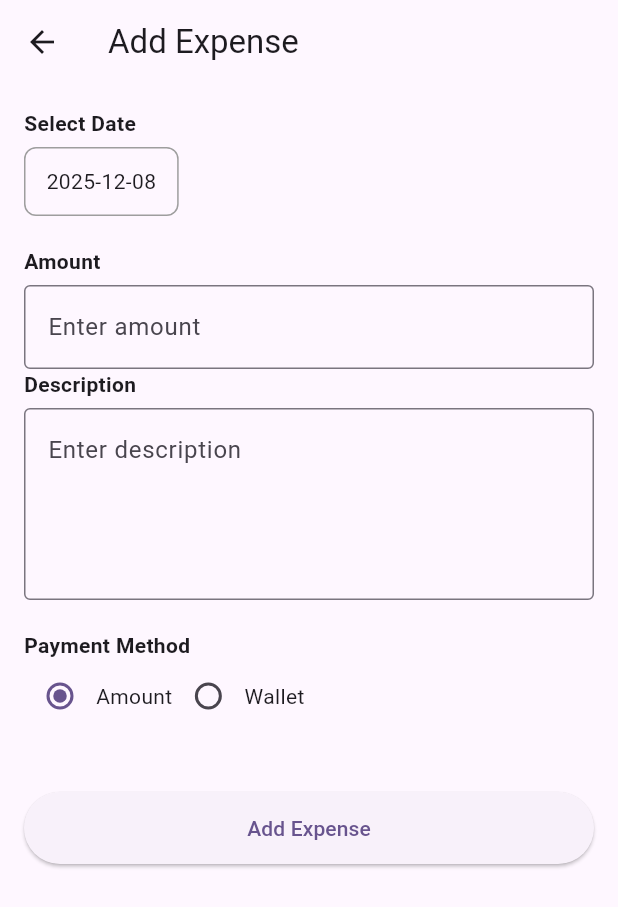
After one commit to antonykj623/klj_staff, a Flutter app: the HomeScreen screen opened directly, after a tap on "Expense", on a phone screen of 412 x 824 dp. The commit adds this screen. Shown: the top 907 px of the screen. Run offline on Flutter 3.47's test engine with Material 3 defaults, Android fonts, the phone set to English and light mode, and no system bars; our stand-ins replace bloc, flutter_bloc, qr_flutter, shared_preferences; accounts and stored records are empty; network calls fail.

Commit message:
commited by antony

```diff
--- a/lib/blocs/expense/expense_event.dart
+++ b/lib/blocs/expense/expense_event.dart
@@ -12,3 +12,23 @@ class FetchAllExpense extends ExpenseEvent{
   FetchAllExpense(this.startdate, this.enddate);
 
 }
+
+class FetchQR extends ExpenseEvent{
+
+
+
+  FetchQR();
+
+}
+
+
+
+class AddExpense extends ExpenseEvent{
+
+  final String amount;
+  final String entered_date;
+  String description;
+
+  AddExpense(this.amount, this.entered_date,this.description);
+
+}
--- a/lib/blocs/expense/expense_state.dart
+++ b/lib/blocs/expense/expense_state.dart
@@ -24,3 +24,58 @@ final class ExpenseReportFailed extends ExpenseState {
   ExpenseReportFailed(this.message);
 
 }
+
+
+
+final class QRSuccess extends ExpenseState {
+
+  QrEntity qrEntity;
+
+  QRSuccess(this.qrEntity);
+
+}
+
+final class QRLoading extends ExpenseState {
+
+  String message;
+
+  QRLoading(this.message);
+
+}
+
+
+final class QRFailed extends ExpenseState {
+
+  String message;
+
+  QRFailed(this.message);
+
+}
+
+
+
+
+final class AddExpenseSuccess extends ExpenseState {
+
+String message;
+
+  AddExpenseSuccess(this.message);
+
+}
+
+final class AddExpenseLoading extends ExpenseState {
+
+  String message;
+
+  AddExpenseLoading(this.message);
+
+}
+
+
+final class AddExpenseFailed extends ExpenseState {
+
+  String message;
+
+  AddExpenseFailed(this.message);
+
+}
--- /dev/null
+++ b/lib/domain/qr_entity.dart
@@ -0,0 +1,22 @@
+import 'package:kljcafe_employee/generated/json/base/json_field.dart';
+import 'package:kljcafe_employee/generated/json/qr_entity.g.dart';
+import 'dart:convert';
+export 'package:kljcafe_employee/generated/json/qr_entity.g.dart';
+
+@JsonSerializable()
+class QrEntity {
+	int? status = 0;
+	String? message = '';
+	String? data = '';
+
+	QrEntity();
+
+	factory QrEntity.fromJson(Map<String, dynamic> json) => $QrEntityFromJson(json);
+
+	Map<String, dynamic> toJson() => $QrEntityToJson(this);
+
+	@override
+	String toString() {
+		return jsonEncode(this);
+	}
+}
--- a/lib/web/api_credentials.dart
+++ b/lib/web/api_credentials.dart
@@ -9,6 +9,8 @@ class APICredentials{
   static String incomereport="getIncomeReport.php";
   static String expensereport="getExpenseReport.php";
   static String getAllTransactions="getAllTransactions.php";
+  static String generateQRToken="generateQRToken.php";
+  static String addExpense="addExpense.php";
 
 
 
--- /dev/null
+++ b/lib/widgets/addExpense.dart
@@ -0,0 +1,289 @@
+import 'package:flutter/material.dart';
+import 'package:intl/intl.dart';
+import 'package:kljcafe_employee/blocs/expense/expense_bloc.dart';
+import 'package:kljcafe_employee/domain/qr_entity.dart';
+import 'package:kljcafe_employee/utils/apputils.dart';
+import 'package:qr_flutter/qr_flutter.dart';
+import 'package:flutter_bloc/flutter_bloc.dart';
+
+class AddExpenseScreen extends StatefulWidget {
+  @override
+  _AddExpenseScreenState createState() => _AddExpenseScreenState();
+}
+
+class _AddExpenseScreenState extends State<AddExpenseScreen> {
+  DateTime? selectedDate=DateTime.now();
+  TextEditingController amountController = TextEditingController();
+  TextEditingController descriptionController = TextEditingController();
+  String paymentMethod = "amount"; // default
+  bool showQr = false;
+   String data = "";
+
+
+  Future<void> pickDate() async {
+    final date = await showDatePicker(
+      context: context,
+      initialDate: DateTime.now(),
+      firstDate: DateTime(2000),
+      lastDate: DateTime(2100),
+    );
+    if (date != null) {
+      setState(() => selectedDate = date);
+    }
+  }
+
+  @override
+  void initState() {
+    // TODO: implement initState
+    super.initState();
+  }
+
+  @override
+  Widget build(BuildContext context) {
+    return Scaffold(
+      appBar: AppBar(title: Text("Add Expense")),
+      body: BlocConsumer<ExpenseBloc, ExpenseState>(
+        listener: (context, state) {
+
+          if (state is AddExpenseSuccess) {
+
+AppUtils.hideLoader(context);
+amountController.clear();
+descriptionController.clear();
+
+ScaffoldMessenger.of(context).showSnackBar(
+  SnackBar(content: Text("Added expense Successfully")),
+);
+
+          }
+          else if(state is AddExpenseFailed)
+          {
+            AppUtils.hideLoader(context);
+
+            ScaffoldMessenger.of(context).showSnackBar(
+              SnackBar(content: Text("Added expense failed")),
+            );
+          }
+          else if(state is AddExpenseLoading)
+          {
+AppUtils.showLoader(context);
+          }
+        },
+        builder: (context, state) {
+          return      Padding(
+            padding: EdgeInsets.all(16),
+            child: Column(
+              crossAxisAlignment: CrossAxisAlignment.start,
+              children: [
+
+                // ---------- DATE PICKER ----------
+                Text("Select Date", style: TextStyle(fontWeight: FontWeight.bold)),
+                SizedBox(height: 6),
+                InkWell(
+                  onTap: pickDate,
+                  child: Container(
+                    padding: EdgeInsets.symmetric(horizontal: 14, vertical: 12),
+                    decoration: BoxDecoration(
+                        border: Border.all(color: Colors.grey),
+                        borderRadius: BorderRadius.circular(8)),
+                    child: Text(
+                      selectedDate == null
+                          ? "Choose Date"
+                          : DateFormat('yyyy-MM-dd').format(selectedDate!),
+                    ),
+                  ),
+                ),
+
+                SizedBox(height: 20),
+
+                // ---------- AMOUNT INPUT ----------
+                Text("Amount", style: TextStyle(fontWeight: FontWeight.bold)),
+                SizedBox(height: 6),
+                TextField(
+                  controller: amountController,
+                  keyboardType: TextInputType.number,
+                  decoration: InputDecoration(
+                    border: OutlineInputBorder(),
+                    hintText: "Enter amount",
+                  ),
+                ),
+
+                Text("Description", style: TextStyle(fontWeight: FontWeight.bold)),
+                SizedBox(height: 6),
+                TextField(
+                  controller: descriptionController,
+                  keyboardType: TextInputType.text,
+                  maxLines: 4,
+                  decoration: InputDecoration(
+                    border: OutlineInputBorder(),
+                    hintText: "Enter description",
+                  ),
+                ),
+
+                SizedBox(height: 20),
+
+                // ---------- RADIO BUTTONS ----------
+                Text("Payment Method", style: TextStyle(fontWeight: FontWeight.bold)),
+                Row(
+                  children: [
+                    Radio(
+                      value: "amount",
+                      groupValue: paymentMethod,
+                      onChanged: (val) {
+                        setState(() {
+                          paymentMethod = val.toString();
+                          showQr = false;
+                        });
+                      },
+                    ),
+                    Text("Amount"),
+
+                    Radio(
+                      value: "wallet",
+                      groupValue: paymentMethod,
+                      onChanged: (val) {
+                        setState(() {
+                          paymentMethod = val.toString();
+                          showQr = true; // show QR
+                        });
+
+                        BlocProvider.of<ExpenseBloc>(context).add(
+                            FetchQR()
+                        );
+                      },
+                    ),
+                    Text("Wallet"),
+                  ],
+                ),
+
+                // ---------- SHOW QR IF SELECTED ----------
+                if (showQr)
+                  Center(
+                      child:  BlocConsumer<ExpenseBloc, ExpenseState>(
+                        listener: (context, state) {
+
+                          if (state is QRSuccess) {
+
+                            if(state.qrEntity.status==1)
+                            {
+                              QrEntity dbe=state.qrEntity;
+
+                              setState(() {
+                                data=dbe.data.toString();
+
+
+
+                              });
+
+
+                            }
+
+                          }
+                          else if(state is QRFailed)
+                          {
+                            setState(() {
+                              data="Failed";
+
+
+
+                            });
+
+                          }
+                          else if(state is QRLoading)
+                          {
+                            setState(() {
+                              data="Loading";
+
+
+
+                            });
+                          }
+                        },
+                        builder: (context, state) {
+
+                          if(data.compareTo("Loading")==0)
+                          {
+                            return CircularProgressIndicator();
+
+                          }
+                          else if(data.compareTo("Failed")==0)
+                          {
+                            return Text("No data found");
+                          }
+                          else {
+                            return QrImageView(
+                              data: data, // your string here
+                              version: QrVersions.auto,
+                              size: 150.0, // size of QR
+                              backgroundColor: Colors.white,
+                            );
+                          }
+                        },
+                      )
+
+
+
+
+
+                  ),
+
+                SizedBox(height: 40,),
+
+                // ---------- ADD BUTTON ----------
+                SizedBox(
+                  width: double.infinity,
+                  child: ElevatedButton(
+                    onPressed: () {
+                      // TODO: handle save
+
+                      if(amountController.text.trim().isNotEmpty)
+                      {
+                        if(descriptionController.text.trim().isNotEmpty)
+                        {
+
+                          String dt = DateFormat("dd-MMM-yyyy hh:mm a").format(selectedDate!);
+
+                          BlocProvider.of<ExpenseBloc>(context).add(
+                              AddExpense(amountController.text.trim(), dt, descriptionController.text.trim())
+                          );
+                        }
+                        else{
+
+
+                          AppUtils.showAlert(context, "Enter description");
+                        }
+
+                      }
+                      else{
+
+
+                        AppUtils.showAlert(context, "Enter amount");
+                      }
+
+
+                    },
+                    child: Padding(
+                      padding: EdgeInsets.all(14),
+                      child: Text("Add Expense"),
+                    ),
+                  ),
+                )
+              ],
+            ),
+          );
+        },
+      )
+
+
+
+
+
+
+    );
+  }
+
+
+
+
+
+}
--- a/lib/widgets/home.dart
+++ b/lib/widgets/home.dart
@@ -7,6 +7,7 @@ import 'package:kljcafe_employee/blocs/income/income_bloc.dart';
 import 'package:kljcafe_employee/domain/dashboard_entity.dart';
 import 'package:kljcafe_employee/domain/expense_data_entity.dart';
 import 'package:kljcafe_employee/domain/income_data_entity.dart';
+import 'package:kljcafe_employee/widgets/addExpense.dart';
 
 import '../utils/apputils.dart';
 
@@ -145,7 +146,7 @@ class _HomeScreenState extends State<HomeScreen> {
             listener: (context, state) {
 
               if (state is DashboardSuccess) {
-
+                AppUtils.hideLoader(context);
                 if(state.dashboardEntity.status==1)
                   {
                     DashboardEntity dbe=state.dashboardEntity;
@@ -163,22 +164,40 @@ class _HomeScreenState extends State<HomeScreen> {
               }
               else if(state is DashboardFailed)
               {
-
+                AppUtils.hideLoader(context);
               }
               else if(state is DashboardLoading)
               {
 
+                AppUtils.showLoader(context);
               }
             },
     builder: (context, state) {
     return  Row(
       children: [
-        Expanded(child:     dashboardCard(
+        Expanded(child: GestureDetector(
+
+        child:       dashboardCard(
           title: "Income",
           amount: income,
           color: Colors.green,
           icon: Icons.arrow_upward,
-        )
+        ),
+
+          onTap: (){
+
+            // Navigator.push(
+            //   context,
+            //   MaterialPageRoute(builder: (context) => AddExpenseScreen()),
+            // );
+
+
+          },
+    )
+
+
+
+
 
 
 
@@ -188,11 +207,25 @@ class _HomeScreenState extends State<HomeScreen> {
         const SizedBox(width: 5),
 
 
-        Expanded(child:  dashboardCard(
+        Expanded(child: GestureDetector(
+
+      child:
+        dashboardCard(
           title: "Expense",
           amount: expense,
           color: Colors.red,
           icon: Icons.arrow_downward,
+        ),
+        onTap: (){
+
+          Navigator.push(
+            context,
+            MaterialPageRoute(builder: (context) => AddExpenseScreen()),
+          );
+
+        },
+
+
         )
 
 
--- a/pubspec.yaml
+++ b/pubspec.yaml
@@ -49,6 +49,7 @@ dev_dependencies:
   http: ^1.2.2
   intl: ^0.19.0
   shared_preferences: ^2.5.3
+  qr_flutter: ^4.1.0
 
 # For information on the generic Dart part of this file, see the
 # following page: https://dart.dev/tools/pub/pubspec
```
Also changed, not shown: lib/blocs/expense/expense_bloc.dart (+58 -0 lines), lib/utils/apputils.dart (+24 -0 lines), lib/blocs/income/income_event.dart (line endings or trailing spaces), lib/blocs/income/income_state.dart (line endings or trailing spaces), lib/generated/json/base/json_convert_content.dart, lib/generated/json/qr_entity.g.dart (added), pubspec.lock.
